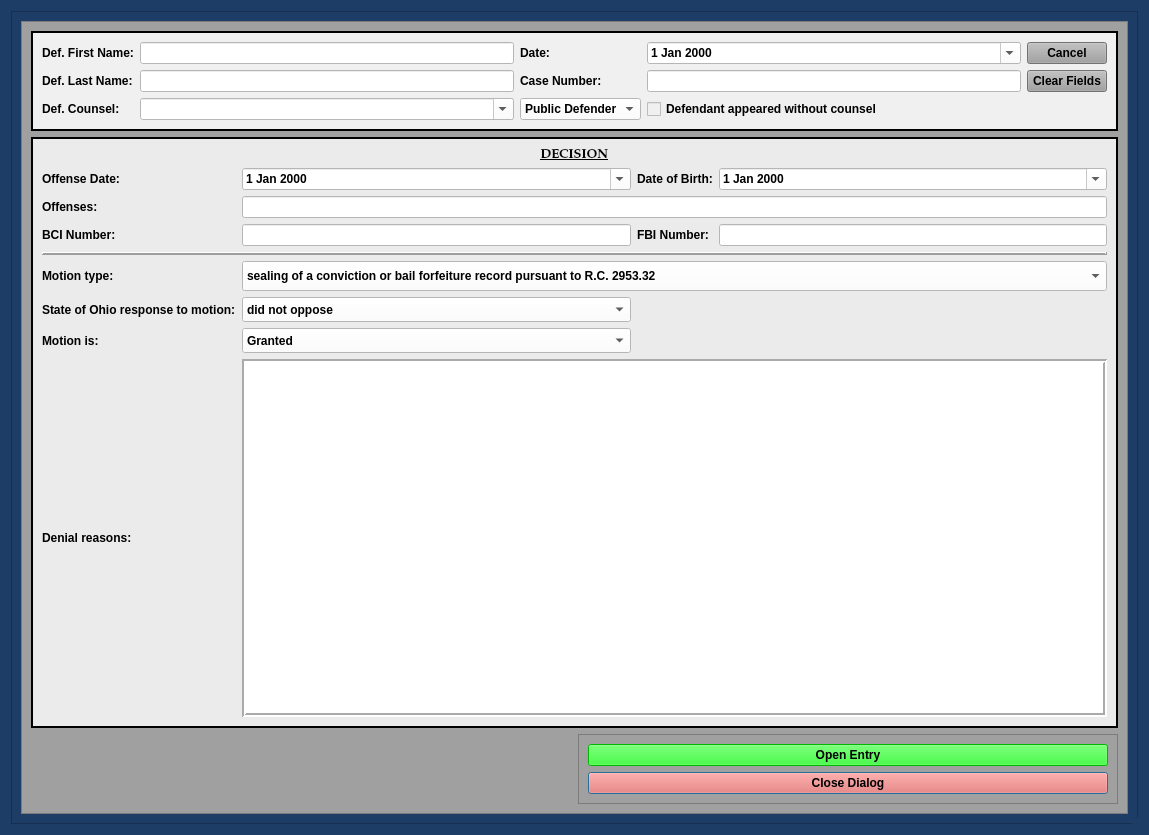
The window that munientry/views/ui/CriminalSealingDialog.ui (HunterProgram22/MuniEntry) describes before a commit, drawn with Qt 5.
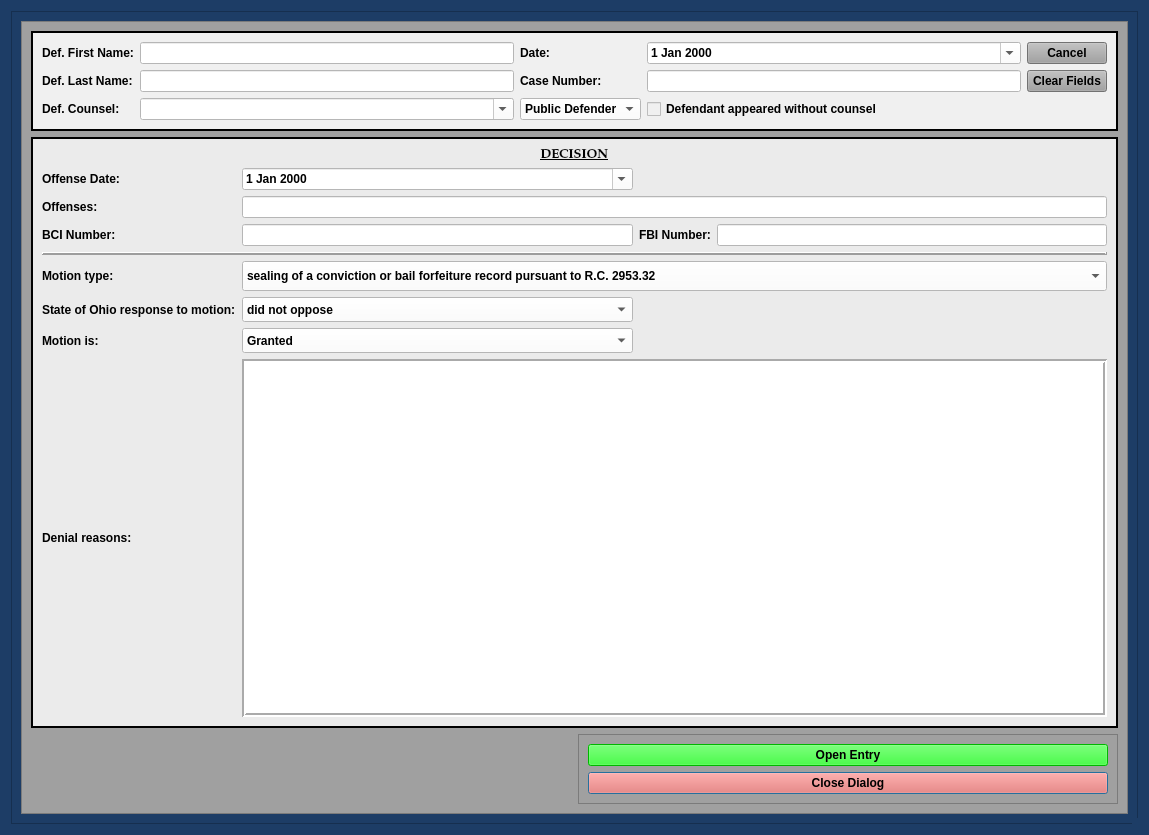
The same window after the commit. Custom widgets are drawn as their Qt base class.

Commit message: UI and Template changes complete for sealing update.

```diff
--- a/munientry/views/ui/CriminalSealingDialog.ui
+++ b/munientry/views/ui/CriminalSealingDialog.ui
@@ -628,24 +628,6 @@
                </property>
               </widget>
              </item>
-             <item row="1" column="3">
-              <widget class="NoScrollDateEdit" name="date_of_birth">
-               <property name="styleSheet">
-                <string notr="true">background-color: rgb(255, 255, 255);
-color: rgb(0, 0, 0);</string>
-               </property>
-               <property name="calendarPopup">
-                <bool>true</bool>
-               </property>
-              </widget>
-             </item>
-             <item row="1" column="2">
-              <widget class="QLabel" name="label_12">
-               <property name="text">
-                <string>Date of Birth:</string>
-               </property>
-              </widget>
-             </item>
             </layout>
            </widget>
           </item>
```
Left out of the diff: 2 changed lines with no effect on the pictures. The commit also changes 3 other files.
